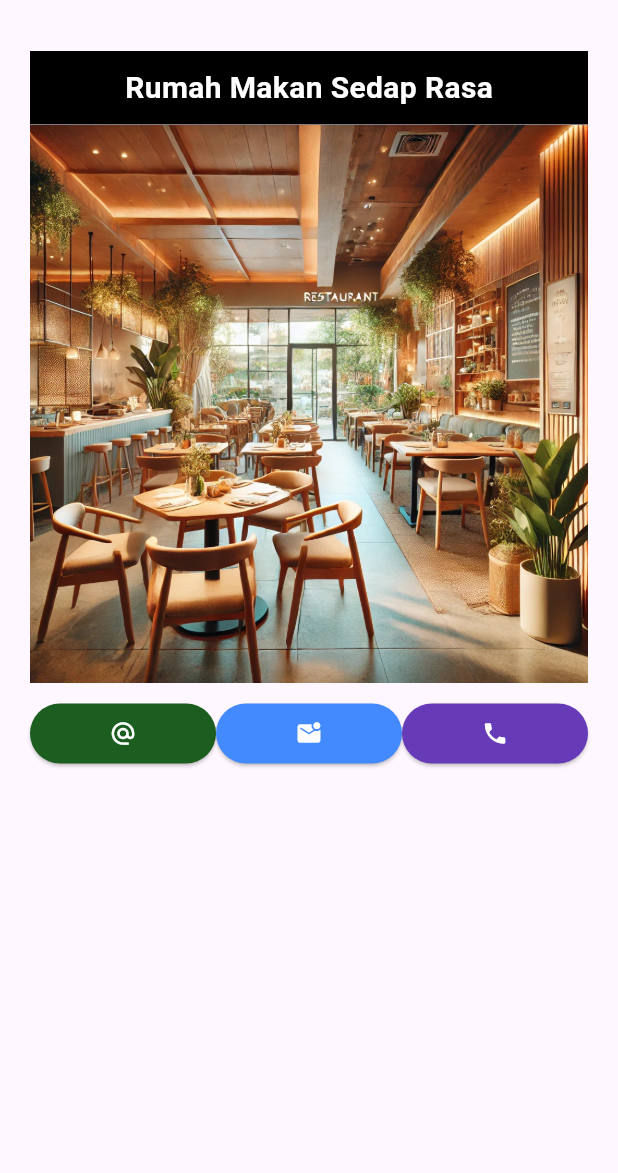
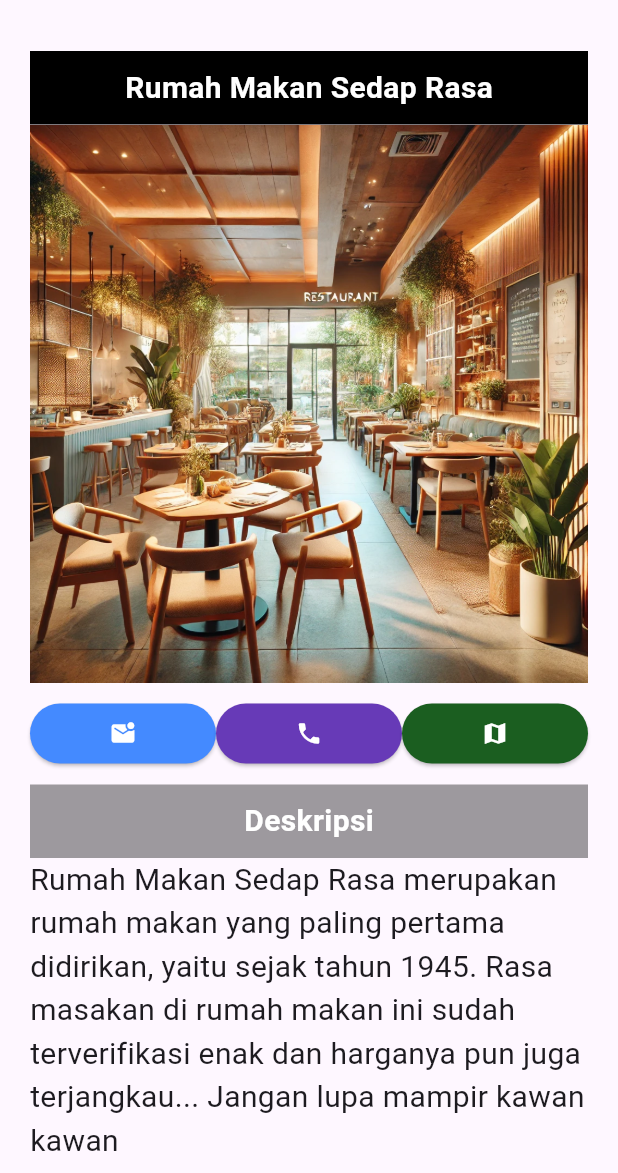
Before and after one commit to AchmadAkbarR/AplikasiBiodata, a Flutter app: the screen it shows after launch, on a phone screen of 412 x 824 dp, the part 63-1236 px from its top. Run offline on Flutter 3.47's test engine with Material 3 defaults, Android fonts, the phone set to English and light mode, and no system bars.

Commit message:
sudah selesai

```diff
--- a/lib/main.dart
+++ b/lib/main.dart
@@ -1,4 +1,5 @@
 import 'package:flutter/material.dart';
+import 'package:url_launcher/url_launcher.dart';
 
 void main() {
   runApp(MainApp());
@@ -11,11 +12,14 @@ class MainApp extends StatelessWidget {
     MainApp({super.key}){
       biodata['name'] = 'Rumah Makan Sedap Rasa';
       biodata['email'] = 'akbar@gmail.com';
-      biodata['phone'] = '00822281982';
+      biodata['phone'] = '088228916526';
       biodata['image'] = 'resto.jpg';
-      biodata['hobby'] = 'gaming';
-      biodata['addr'] = 'pustim 11';
-      biodata['desc'] = '''lorem ipsum lorem ipsum lorem ipsum lorem ipsum ''';
+      biodata['buka'] = '    07.00 - 21.00';
+      biodata['list'] = '''    - Ayam goreng
+    - Ayam Bakar
+    - Nasi Goreng''';
+      biodata['addr'] = '     Jl. Pusponjolo Timur IV no 4';
+      biodata['desc'] = '''Rumah Makan Sedap Rasa merupakan rumah makan yang paling pertama didirikan, yaitu sejak tahun 1945. Rasa masakan di rumah makan ini sudah terverifikasi enak dan harganya pun juga terjangkau... Jangan lupa mampir kawan kawan ''';
     }
 
 
@@ -30,38 +34,64 @@ class MainApp extends StatelessWidget {
           child: Column(
             mainAxisAlignment: MainAxisAlignment.start,
             children: [
-              Container(
-                padding: EdgeInsets.all(10),
-                alignment: Alignment.center,
-                width: double.infinity,
-                decoration: BoxDecoration(color: Colors.black),
-                child: Text(
-                  biodata['name'] ?? '',
-                  style: TextStyle(
-                    fontWeight: FontWeight.bold,
-                   fontSize: 20,
-                    color: Colors.white),
-                  ),
-                ),
+              teksKotak(Colors.black, biodata['name'] ?? ''),
                 Image(image: AssetImage('assets/${biodata["image"] ?? ''}')),
                 SizedBox(height: 10),
-                Row(children: [
-                  btnContact(Icons.alternate_email, Colors.green[900]),
-                  btnContact(Icons.mark_email_unread_rounded, Colors.blueAccent),
-                  btnContact(Icons.phone, Colors.deepPurple),
-
+                Row(
+                  children: [
+                  btnContact(Icons.mark_email_unread_rounded, Colors.blueAccent, "mailto: ${biodata['email']}"),
+                  btnContact(Icons.phone, Colors.deepPurple, "https://wa.me/${biodata['phone']}"),
+                  btnContact(Icons.map_sharp, Colors.green[900],"https://maps.app.goo.gl/VYAXoPcZoXww9xXcA"),
                 ],
                 ),
                 SizedBox(height: 10),
+                teksKotak(Colors.black38, 'Deskripsi'),
+                Text(biodata['desc'] ?? '', style: TextStyle(fontSize: 20)
+                ),
+                SizedBox(height: 10),
+                textAttribute("List Menu", biodata['list'] ?? ''),
+                textAttribute("Alamat", biodata['addr'] ?? ''),
+                textAttribute("Jam Buka", biodata['buka'] ?? ''),
+                SizedBox(height: 10),
+
             ]),
         ),
       ),
     );
   }
 
-  Expanded btnContact(IconData icon, var color) {
+  Container teksKotak(Color backgroundColor, String teks) {
+    return Container(
+              padding: EdgeInsets.all(10),
+              alignment: Alignment.center,
+              width: double.infinity,
+              decoration: BoxDecoration(color: backgroundColor),
+              child: Text(
+                teks,
+                style: TextStyle(
+                  fontWeight: FontWeight.bold,
+                 fontSize: 20,
+                  color: Colors.white),
+                ),
+              );
+  }
+
+  Row textAttribute(String judul, String teks) {
+    return Row(children: [
+                Container(
+                  width: 100,
+                  child: Text("- $judul", style: TextStyle(fontWeight: FontWeight.bold, fontSize: 18))),
+                Text(":", style: TextStyle(fontSize: 20)),
+                Text(teks, style: TextStyle(fontSize: 20)),
+              ],
+              );
+  }
+
+  Expanded btnContact(IconData icon, var color, String uri) {
     return Expanded(
-                  child: ElevatedButton(onPressed: (){},
+                  child: ElevatedButton(onPressed: (){
+                    launch(uri);
+                  },
                    child: Icon(icon),
                    style: ElevatedButton.styleFrom(
                     backgroundColor: color,
@@ -72,4 +102,10 @@ class MainApp extends StatelessWidget {
                    ),
                 );
   }
+  void launch(String uri) async{
+    if(!await launchUrl(Uri.parse(uri))){
+      throw Exception('Tidak dapat memanggil: $uri');
+    }
+  }
+
 }
--- a/pubspec.yaml
+++ b/pubspec.yaml
@@ -9,6 +9,7 @@ environment:
 dependencies:
   flutter:
     sdk: flutter
+  url_launcher: ^6.1.14
 
 dev_dependencies:
   flutter_test:
```
Also changed, not shown: pubspec.lock, 5 other files.
